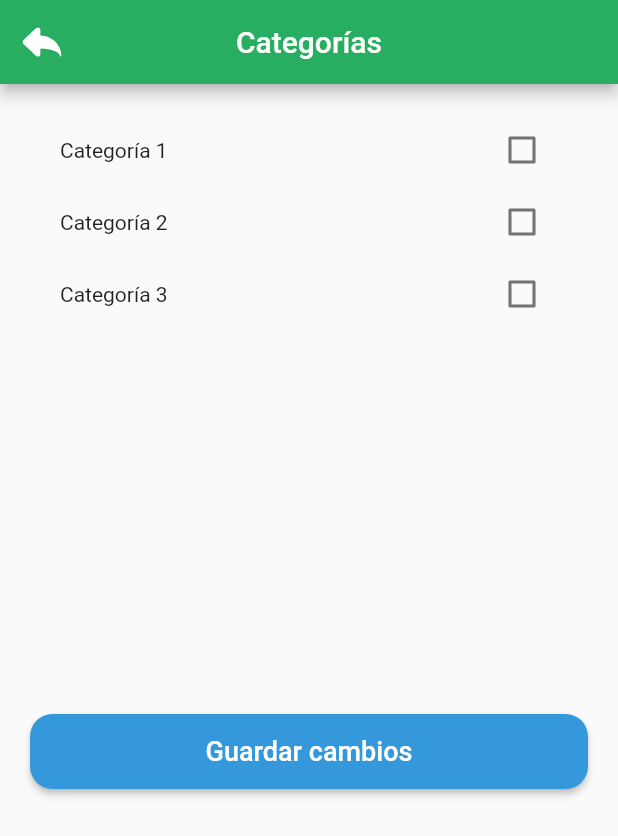
After one commit to sebastianchavez/ciisa_flutter_app, a Flutter app: the Config screen opened by its route, on a phone screen of 412 x 824 dp. The commit adds this screen. Shown: the top 836 px of the screen. Run offline on Flutter 3.47's test engine with Material 2 defaults, Android fonts, the phone set to English and light mode, and no system bars; our stand-ins replace flutter_svg.

Commit message:
config ok

```diff
--- a/lib/main.dart
+++ b/lib/main.dart
@@ -1,5 +1,6 @@
 import 'package:flutter/material.dart';
 import 'package:ingenieria_flutter/pages/comentary.dart';
+import 'package:ingenieria_flutter/pages/config.dart';
 import 'package:ingenieria_flutter/pages/detail.dart';
 import 'package:ingenieria_flutter/pages/home.dart';
 import 'package:ingenieria_flutter/pages/login.dart';
@@ -18,7 +19,8 @@ class MyApp extends StatelessWidget {
         '/login': (_) => Login(),
         '/home': (_) => Home(),
         '/detail': (_) => Detail(),
-        '/comentary': (_) => Comentary()
+        '/comentary': (_) => Comentary(),
+        '/config': (_) => Config()
       },
     );
   }
--- /dev/null
+++ b/lib/pages/config.dart
@@ -0,0 +1,124 @@
+import 'package:flutter/material.dart';
+import 'package:flutter_svg/flutter_svg.dart';
+import 'package:ingenieria_flutter/widgets/button_default.dart';
+
+class Config extends StatefulWidget {
+  Config({Key key}) : super(key: key);
+
+  @override
+  _ConfigState createState() => _ConfigState();
+}
+
+class _ConfigState extends State<Config> {
+  final Widget svg = SvgPicture.asset(
+    'assets/icons/back.svg',
+    height: 40,
+    width: 40,
+    color: Colors.white,
+  );
+  bool _isSelected = false;
+  bool _isSelected2 = false;
+  bool _isSelected3 = false;
+  @override
+  Widget build(BuildContext context) {
+    return Scaffold(
+      appBar: AppBar(
+        backgroundColor: Color.fromRGBO(39, 174, 96, 1),
+        title: Text('Categorías'),
+        leading: IconButton(
+          padding: EdgeInsets.all(15),
+          icon: svg,
+          onPressed: () => Navigator.of(context).pop(),
+        ),
+        centerTitle: true,
+      ),
+      body: SafeArea(
+        child: SingleChildScrollView(
+            child: Column(
+          children: <Widget>[
+            Container(
+              padding: EdgeInsets.all(20),
+              height: 400,
+              child: Column(
+                children: <Widget>[
+                  LabeledCheckbox(
+                    label: 'Categoría 1',
+                    padding: const EdgeInsets.symmetric(horizontal: 20.0),
+                    value: _isSelected,
+                    onChanged: (bool newValue) {
+                      setState(() {
+                        _isSelected = newValue;
+                      });
+                    },
+                  ),
+                  LabeledCheckbox(
+                    label: 'Categoría 2',
+                    padding: const EdgeInsets.symmetric(horizontal: 20.0),
+                    value: _isSelected2,
+                    onChanged: (bool newValue) {
+                      setState(() {
+                        _isSelected2 = newValue;
+                      });
+                    },
+                  ),
+                  LabeledCheckbox(
+                    label: 'Categoría 3',
+                    padding: const EdgeInsets.symmetric(horizontal: 20.0),
+                    value: _isSelected3,
+                    onChanged: (bool newValue) {
+                      setState(() {
+                        _isSelected3 = newValue;
+                      });
+                    },
+                  )
+                ],
+              ),
+            ),
+            Container(
+              padding: EdgeInsets.all(20),
+              child:
+                  ButtonDefault(onPressed: () => {}, text: 'Guardar cambios'),
+            )
+          ],
+        )),
+      ),
+    );
+  }
+}
+
+class LabeledCheckbox extends StatelessWidget {
+  const LabeledCheckbox({
+    this.label,
+    this.padding,
+    this.value,
+    this.onChanged,
+  });
+
+  final String label;
+  final EdgeInsets padding;
+  final bool value;
+  final Function onChanged;
+
+  @override
+  Widget build(BuildContext context) {
+    return InkWell(
+      onTap: () {
+        onChanged(!value);
+      },
+      child: Padding(
+        padding: padding,
+        child: Row(
+          children: <Widget>[
+            Expanded(child: Text(label)),
+            Checkbox(
+              value: value,
+              onChanged: (bool newValue) {
+                onChanged(newValue);
+              },
+            ),
+          ],
+        ),
+      ),
+    );
+  }
+}
--- a/lib/pages/home.dart
+++ b/lib/pages/home.dart
@@ -40,9 +40,11 @@ class _HomeState extends State<Home> {
         ),
         centerTitle: true,
         actions: <Widget>[
-          Container(
-            margin: EdgeInsets.only(right: 20),
-            child: Center(child: svg),
+          IconButton(
+            icon: svg,
+            onPressed: () {
+              Navigator.pushNamed(context, '/config');
+            },
           )
         ],
       ),
```
